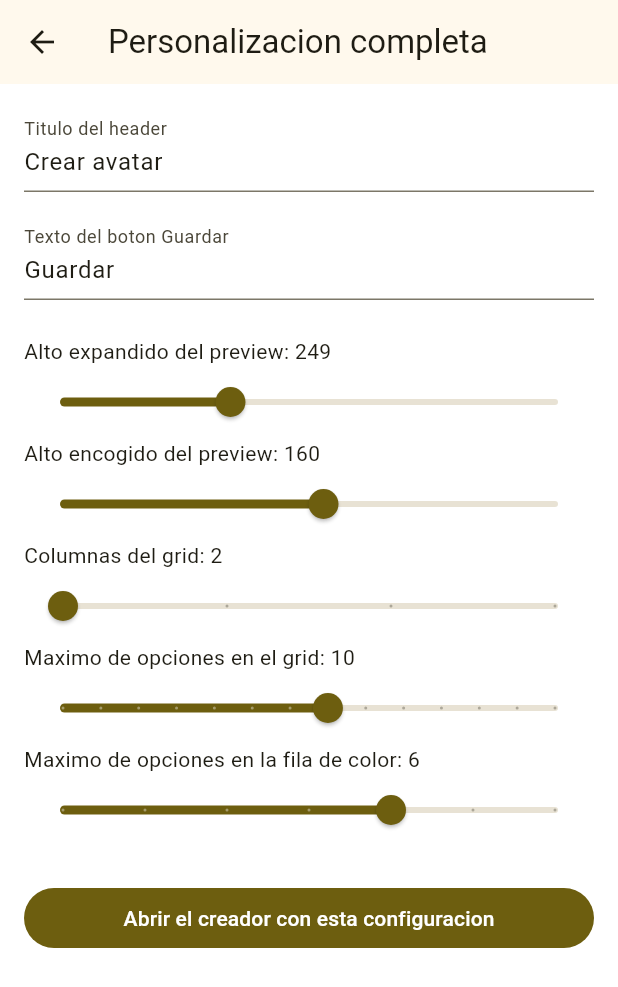
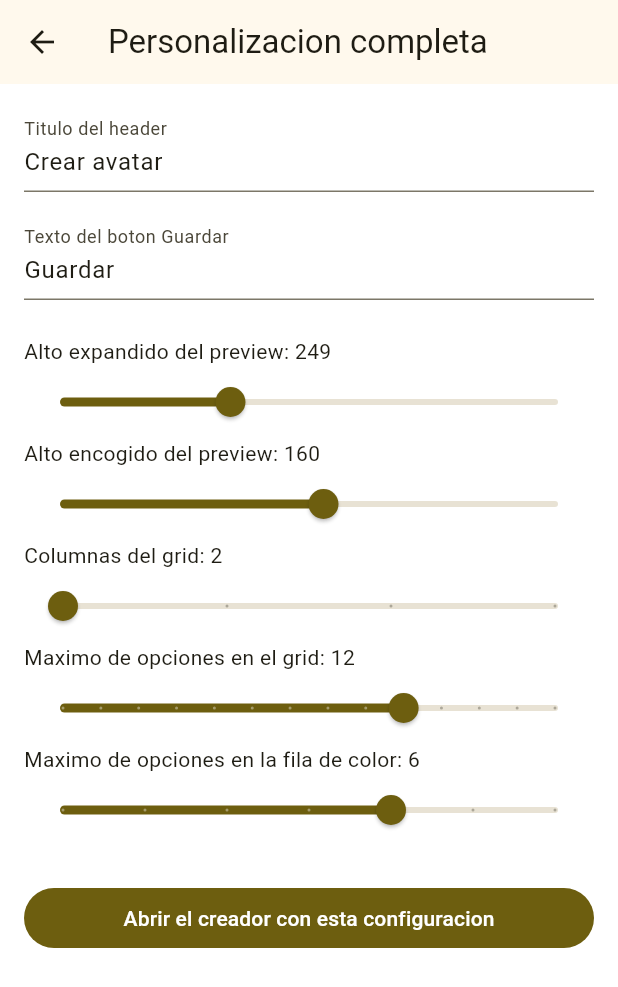
Before and after one commit to dacolora/avatar_flutter, a Flutter app: the PlaygroundScreen screen opened directly, on a phone screen of 412 x 824 dp. Shown: the top 987 px of the screen. Run offline on Flutter 3.47's test engine with Material 3 defaults, Android fonts, the phone set to English and light mode, and no system bars; our stand-ins replace equatable, flutter_svg, shared_preferences; accounts and stored records are empty.

Commit message:
Agrega "Sin pelo" a Cabello y soporte para ilustración propia en AvatarOption.none
Cabello ahora incluye una opción AvatarOption.none al final de su
cuadrícula (para un usuario calvo), sin aportar ninguna capa al
preview. AvatarOption.none acepta opcionalmente thumbnailAssetPath/
assetPackage para que, cuando diseño entregue un SVG propio (por
ejemplo el "none.svg" pendiente, tanto para Cabello como para la
futura categoría de Accesorios), su miniatura lo use en vez del ícono
genérico — sin cambiar código, solo agregando esa ruta. Sube
maxGridOptions (11 -> 12) porque Cabello pasa a tener 12 opciones.

La categoría de Accesorios sigue sin reincorporarse: sus assets reales
(incluido su propio "none.svg") todavía no llegan.

```diff
--- a/example/lib/customization_gallery.dart
+++ b/example/lib/customization_gallery.dart
@@ -240,7 +240,7 @@ class _PlaygroundScreenState extends State<PlaygroundScreen> {
   double _expandedHeight = 249;
   double _collapsedHeight = 160;
   int _gridCrossAxisCount = 2;
-  int _maxGridOptions = 10;
+  int _maxGridOptions = 12;
   int _maxRowOptions = 6;
   final _titleController = TextEditingController(text: 'Crear avatar');
   final _saveButtonController = TextEditingController(text: 'Guardar');
--- a/lib/src/models/avatar_creator_config.dart
+++ b/lib/src/models/avatar_creator_config.dart
@@ -36,7 +36,7 @@ class AvatarCreatorConfig {
     this.previewExpandedHeight = 249,
     this.previewCollapsedHeight = 160,
     this.gridCrossAxisCount = 2,
-    this.maxGridOptions = 11,
+    this.maxGridOptions = 12,
     this.maxRowOptions = 6,
     this.onView,
     this.onSave,
@@ -141,17 +141,17 @@ class AvatarCreatorConfig {
   final double previewCollapsedHeight;
 
   /// Número de columnas de la cuadrícula de opciones ilustradas
-  /// ([AvatarOptionGrid]) — 3 por defecto, el valor que pidió el equipo de
+  /// ([AvatarOptionGrid]) — 2 por defecto, el valor que pidió el equipo de
   /// diseño de Bancolombia. El canal puede darle otro valor si su catálogo
   /// tiene opciones que se ven mejor con más o menos columnas (por ejemplo,
   /// miniaturas más simples suelen verse bien con 4 o 5 columnas).
   final int gridCrossAxisCount;
 
   /// Máximo de opciones que admite la cuadrícula de una categoría
-  /// ([AvatarOptionGrid]) — 11 por defecto (el máximo real que usa el
-  /// catálogo oficial: las 11 formas de Cabello). Solo debería subirse más
-  /// si el canal agrega una categoría propia (ver [categories]) que de
-  /// verdad necesita todavía más opciones.
+  /// ([AvatarOptionGrid]) — 12 por defecto (el máximo real que usa el
+  /// catálogo oficial: las 11 formas de Cabello más su opción "Sin pelo").
+  /// Solo debería subirse más si el canal agrega una categoría propia (ver
+  /// [categories]) que de verdad necesita todavía más opciones.
   final int maxGridOptions;
 
   /// Máximo de opciones que admite la fila de color de una categoría
--- a/lib/src/models/avatar_option.dart
+++ b/lib/src/models/avatar_option.dart
@@ -83,17 +83,24 @@ class AvatarOption extends Equatable {
         assetPackage = null;
 
   /// Crea una opción que representa "ninguna" — por ejemplo, "Sin
-  /// accesorios" en la categoría Accesorios. Al seleccionarla, esa categoría
-  /// no aporta ninguna capa al preview (ver
-  /// [AvatarCreatorController.layerAssetPaths]) y su miniatura muestra un
-  /// ícono neutro en vez de una ilustración o un color (ver
-  /// [AvatarSelectableThumbnail]).
+  /// accesorios" en Accesorios o "Sin pelo" en Cabello (para un usuario
+  /// calvo). Al seleccionarla, esa categoría no aporta ninguna capa al
+  /// preview (ver [AvatarCreatorController.layerAssetPaths]) —
+  /// [assetPath] se deja siempre en `null`, así que nunca hay nada que
+  /// dibujar en el círculo del avatar, sin importar [thumbnailAssetPath].
+  ///
+  /// Por defecto, su miniatura en la cuadrícula/fila muestra un ícono
+  /// neutro (ver [AvatarSelectableThumbnail]). Si el equipo de diseño
+  /// entrega una ilustración propia para este estado (por ejemplo, un
+  /// ícono de "sin accesorios" o una cabeza calva) en vez del ícono
+  /// genérico, pásala en [thumbnailAssetPath] — sigue sin afectar el
+  /// preview, solo cambia qué se dibuja en la miniatura seleccionable.
   const AvatarOption.none({
     required this.id,
+    this.thumbnailAssetPath,
+    this.assetPackage,
     this.semanticLabel,
   })  : assetPath = null,
-        thumbnailAssetPath = null,
-        assetPackage = null,
         color = null;
 
   /// Identificador único de esta opción **dentro de su categoría** (por
--- a/lib/src/widgets/avatar_option_grid.dart
+++ b/lib/src/widgets/avatar_option_grid.dart
@@ -17,7 +17,7 @@ import 'avatar_selectable_thumbnail.dart';
 /// opciones son `category.options` (la cuadrícula normal) o
 /// `category.colorOptions` en algún otro contexto.
 ///
-/// Admite como máximo 11 opciones y se muestra en 2 columnas por defecto —
+/// Admite como máximo 12 opciones y se muestra en 2 columnas por defecto —
 /// ambos valores son los por defecto de [maxOptions] y [crossAxisCount], y
 /// el canal puede cambiarlos (ver [AvatarCreatorConfig.maxGridOptions] y
 /// [AvatarCreatorConfig.gridCrossAxisCount]).
@@ -28,7 +28,7 @@ class AvatarOptionGrid extends StatelessWidget {
     required this.onSelected,
     this.resolveThumbnailAssetPath,
     this.crossAxisCount = 2,
-    this.maxOptions = 11,
+    this.maxOptions = 12,
     super.key,
   }) : assert(
           options.length <= maxOptions,
@@ -67,7 +67,7 @@ class AvatarOptionGrid extends StatelessWidget {
   final int crossAxisCount;
 
   /// Máximo de opciones admitidas. Ver
-  /// [AvatarCreatorConfig.maxGridOptions] — 11 por defecto.
+  /// [AvatarCreatorConfig.maxGridOptions] — 12 por defecto.
   final int maxOptions;
 
   @override
```
Also changed, not shown: lib/src/data/avatar_catalog.dart (+18 -0 lines), lib/src/widgets/avatar_selectable_thumbnail.dart (+20 -6 lines), 5 other files.
